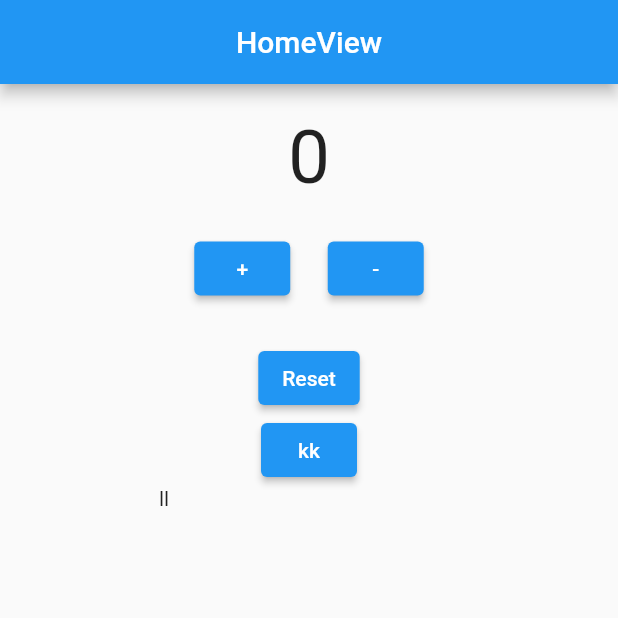
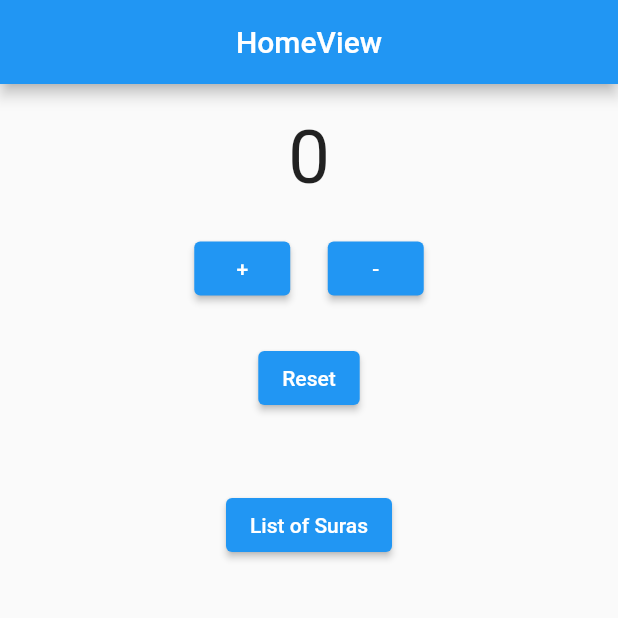
Before and after one commit to CPAD-Gazipur/Counter, a Flutter app: the screen it shows after launch, on a phone screen of 412 x 824 dp, the top half of it. Run offline on Flutter 3.47's test engine with Material 2 defaults, Android fonts, the light colour scheme and no system bars; our stand-ins replace get.

Commit message:
Initial commit

```diff
--- a/lib/app/modules/home/views/home_view.dart
+++ b/lib/app/modules/home/views/home_view.dart
@@ -63,15 +63,16 @@ class HomeView extends GetView<HomeController> {
               },
               child: Text("Reset"),
             ),
+            SizedBox(
+              height: 50,
+            ),
             ElevatedButton(
-                onPressed: () {
-                  Get.to(SuraListView());
-                },
-                child: Text("kk")),
-            Container(
-              height: 200,
-              width: 200,
-              child: Text("ll"),
+              onPressed: () {
+                Get.to(SuraListView());
+              },
+              child: Text(
+                "List of Suras",
+              ),
             ),
           ],
         ),
```
